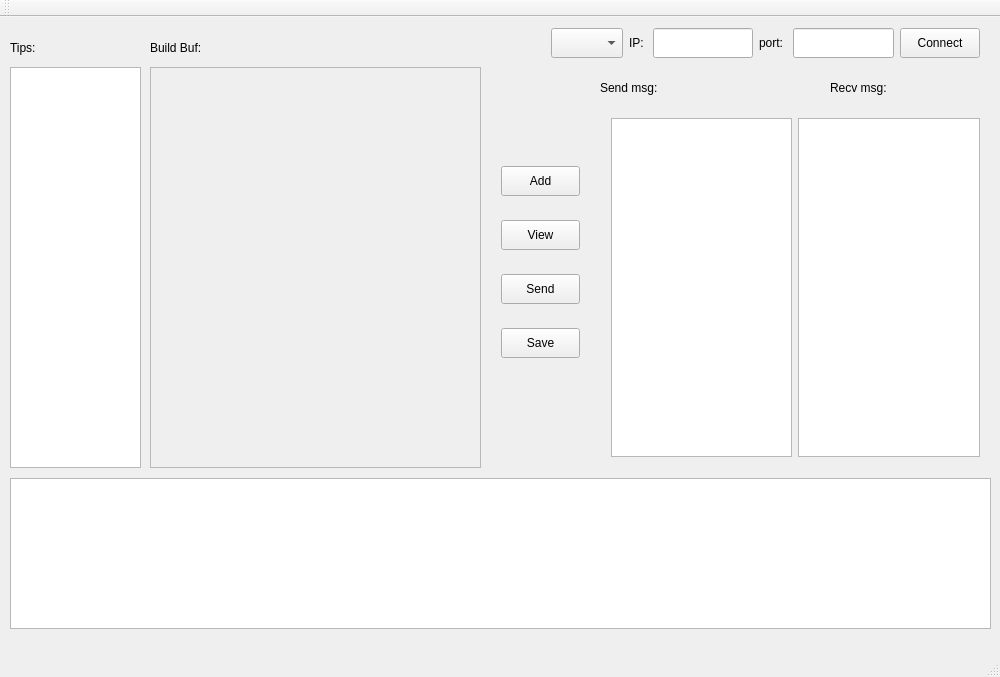
This is projects/MyTool/BuildBuf/ui/MainWindow.ui in lkpworkspace/my_frame as Qt 5 draws it before an edit. The edited form follows.
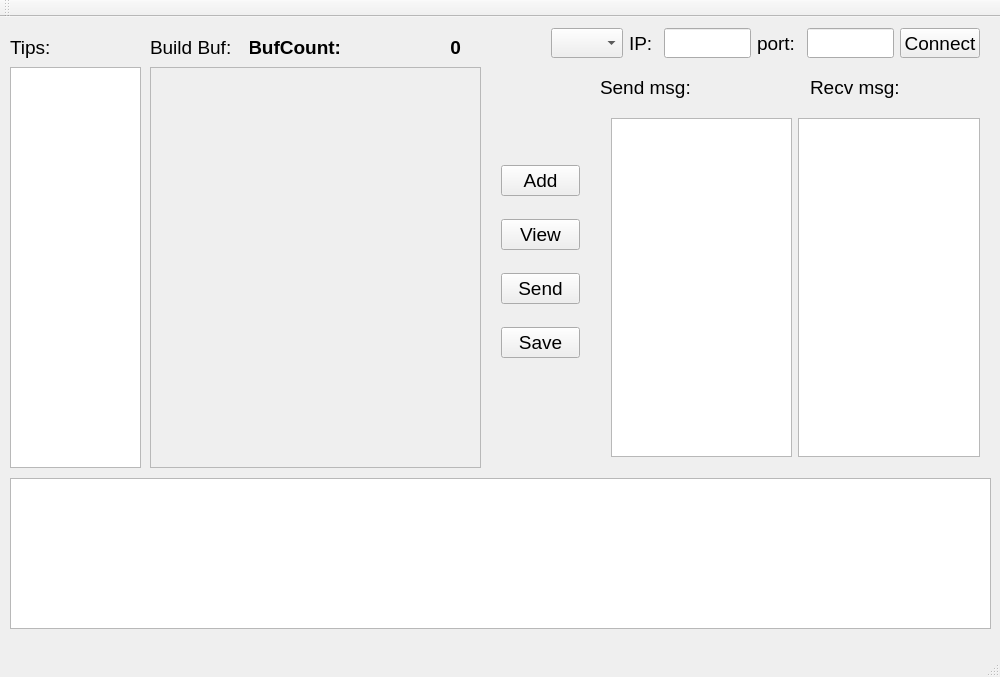
This is the edited form.

Diff of the .ui file:
```diff
--- a/projects/MyTool/BuildBuf/ui/MainWindow.ui
+++ b/projects/MyTool/BuildBuf/ui/MainWindow.ui
@@ -54,6 +54,11 @@
          <height>30</height>
         </size>
        </property>
+       <property name="font">
+        <font>
+         <pointsize>14</pointsize>
+        </font>
+       </property>
        <property name="text">
         <string>IP: </string>
        </property>
@@ -77,6 +82,11 @@
          <height>30</height>
         </size>
        </property>
+       <property name="font">
+        <font>
+         <pointsize>14</pointsize>
+        </font>
+       </property>
        <property name="text">
         <string>port: </string>
        </property>
@@ -100,6 +110,11 @@
          <height>30</height>
         </size>
        </property>
+       <property name="font">
+        <font>
+         <pointsize>14</pointsize>
+        </font>
+       </property>
        <property name="text">
         <string>Connect</string>
        </property>
@@ -129,6 +144,11 @@
       <height>21</height>
      </rect>
     </property>
+    <property name="font">
+     <font>
+      <pointsize>14</pointsize>
+     </font>
+    </property>
     <property name="text">
      <string>Tips: </string>
     </property>
@@ -164,10 +184,15 @@
      <rect>
       <x>150</x>
       <y>20</y>
-      <width>111</width>
+      <width>91</width>
       <height>21</height>
      </rect>
     </property>
+    <property name="font">
+     <font>
+      <pointsize>14</pointsize>
+     </font>
+    </property>
     <property name="text">
      <string>Build Buf:</string>
     </property>
@@ -190,6 +215,11 @@
          <height>30</height>
         </size>
        </property>
+       <property name="font">
+        <font>
+         <pointsize>14</pointsize>
+        </font>
+       </property>
        <property name="text">
         <string>Add</string>
        </property>
@@ -203,6 +233,11 @@
          <height>30</height>
         </size>
        </property>
+       <property name="font">
+        <font>
+         <pointsize>14</pointsize>
+        </font>
+       </property>
        <property name="text">
         <string>View</string>
        </property>
@@ -216,6 +251,11 @@
          <height>30</height>
         </size>
        </property>
+       <property name="font">
+        <font>
+         <pointsize>14</pointsize>
+        </font>
+       </property>
        <property name="text">
         <string>Send</string>
        </property>
@@ -229,6 +269,11 @@
          <height>30</height>
         </size>
        </property>
+       <property name="font">
+        <font>
+         <pointsize>14</pointsize>
+        </font>
+       </property>
        <property name="text">
         <string>Save</string>
        </property>
@@ -263,6 +308,11 @@
       <height>21</height>
      </rect>
     </property>
+    <property name="font">
+     <font>
+      <pointsize>14</pointsize>
+     </font>
+    </property>
     <property name="text">
      <string>Send msg:</string>
     </property>
@@ -270,12 +320,17 @@
    <widget class="QLabel" name="label_6">
     <property name="geometry">
      <rect>
-      <x>830</x>
+      <x>810</x>
       <y>60</y>
       <width>111</width>
       <height>21</height>
      </rect>
     </property>
+    <property name="font">
+     <font>
+      <pointsize>14</pointsize>
+     </font>
+    </property>
     <property name="text">
      <string>Recv msg:</string>
     </property>
@@ -290,6 +345,52 @@
      </rect>
     </property>
    </widget>
+   <widget class="QLabel" name="label_BufCount">
+    <property name="geometry">
+     <rect>
+      <x>350</x>
+      <y>20</y>
+      <width>111</width>
+      <height>21</height>
+     </rect>
+    </property>
+    <property name="font">
+     <font>
+      <pointsize>14</pointsize>
+      <weight>75</weight>
+      <bold>true</bold>
+     </font>
+    </property>
+    <property name="text">
+     <string>0</string>
+    </property>
+    <property name="alignment">
+     <set>Qt::AlignRight|Qt::AlignTrailing|Qt::AlignVCenter</set>
+    </property>
+   </widget>
+   <widget class="QLabel" name="label_BufCount_2">
+    <property name="geometry">
+     <rect>
+      <x>250</x>
+      <y>20</y>
+      <width>91</width>
+      <height>21</height>
+     </rect>
+    </property>
+    <property name="font">
+     <font>
+      <pointsize>14</pointsize>
+      <weight>75</weight>
+      <bold>true</bold>
+     </font>
+    </property>
+    <property name="text">
+     <string>BufCount:</string>
+    </property>
+    <property name="alignment">
+     <set>Qt::AlignRight|Qt::AlignTrailing|Qt::AlignVCenter</set>
+    </property>
+   </widget>
   </widget>
   <widget class="QMenuBar" name="menuBar">
    <property name="geometry">
```
